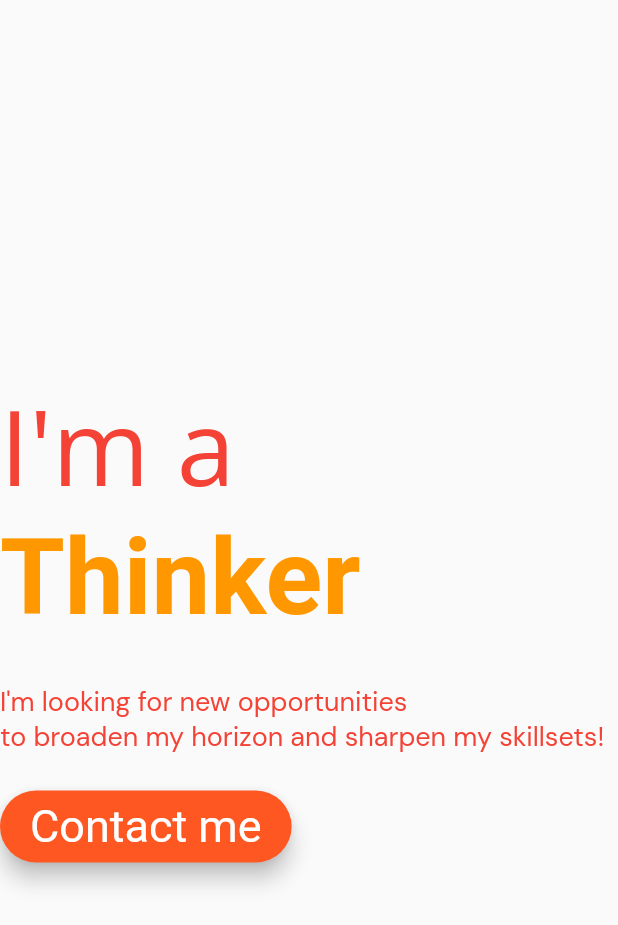
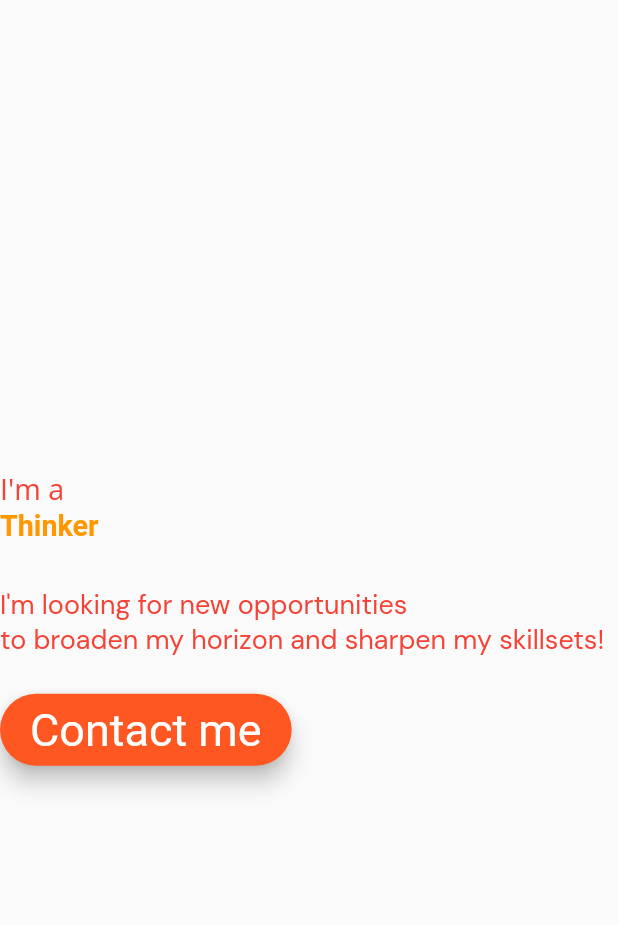
Before and after one commit to lihka1202/Portfolio-Website, a Flutter app: the HeaderBody widget shown alone on an empty page, opened directly, on a phone screen of 412 x 824 dp. Shown: the top 925 px of the screen. Run offline on Flutter 3.47's test engine with Material 2 defaults, Android fonts, the phone set to English and light mode, and no system bars; drawn by our look-alikes of animated_text_kit, auto_size_text; our stand-ins replace font_awesome_flutter, google_fonts, responsive_builder, simple_icons.

Commit message:
Added typespeed sizing

```diff
--- a/lib/Constants.dart
+++ b/lib/Constants.dart
@@ -1,3 +1,4 @@
+// ignore_for_file: public_member_api_docs, sort_constructors_first
 const num kInitWidth = 1507;
 
 class ProjectItems {
--- a/lib/Header/HeaderView.dart
+++ b/lib/Header/HeaderView.dart
@@ -3,6 +3,7 @@ import 'package:flutter/material.dart';
 import 'package:animated_text_kit/animated_text_kit.dart';
 import 'package:google_fonts/google_fonts.dart';
 import 'package:responsive_builder/responsive_builder.dart';
+import 'package:portfolio_website/Constants.dart';
 
 class HeaderView extends StatelessWidget {
   const HeaderView({
@@ -53,6 +54,7 @@ class HeaderBody extends StatelessWidget {
 
   @override
   Widget build(BuildContext context) {
+    final width = MediaQuery.of(context).size.width;
     return Column(
       mainAxisAlignment: MainAxisAlignment.center,
       crossAxisAlignment: CrossAxisAlignment.start,
@@ -60,7 +62,8 @@ class HeaderBody extends StatelessWidget {
         AutoSizeText(
           "I'm a",
           style: GoogleFonts.openSans(
-              fontSize: 70, textStyle: const TextStyle(color: Colors.red)),
+              fontSize: (width / kInitWidth) * 70,
+              textStyle: const TextStyle(color: Colors.red)),
           maxLines: 1,
         ),
 
@@ -68,29 +71,29 @@ class HeaderBody extends StatelessWidget {
         AnimatedTextKit(
           animatedTexts: [
             TyperAnimatedText("Thinker",
-                textStyle: const TextStyle(
+                textStyle: TextStyle(
                     color: Colors.orange,
-                    fontSize: 70,
+                    fontSize: (width / kInitWidth) * 70,
                     fontWeight: FontWeight.bold)),
             TyperAnimatedText("Student",
-                textStyle: const TextStyle(
+                textStyle: TextStyle(
                     color: Colors.yellow,
-                    fontSize: 70,
+                    fontSize: (width / kInitWidth) * 70,
                     fontWeight: FontWeight.bold)),
             TyperAnimatedText("Dreamer",
-                textStyle: const TextStyle(
+                textStyle: TextStyle(
                     color: Colors.green,
-                    fontSize: 70,
+                    fontSize: (width / kInitWidth) * 70,
                     fontWeight: FontWeight.bold)),
             TyperAnimatedText("Developer",
-                textStyle: const TextStyle(
+                textStyle: TextStyle(
                     color: Colors.lightBlue,
-                    fontSize: 70,
+                    fontSize: (width / kInitWidth) * 70,
                     fontWeight: FontWeight.bold)),
             TyperAnimatedText("Engineer",
-                textStyle: const TextStyle(
+                textStyle: TextStyle(
                     color: Colors.white,
-                    fontSize: 70,
+                    fontSize: (width / kInitWidth) * 70,
                     fontWeight: FontWeight.bold)),
           ],
           totalRepeatCount: 1000,
--- a/pubspec.yaml
+++ b/pubspec.yaml
@@ -32,11 +32,14 @@ dependencies:
   cupertino_icons: ^1.0.2
   flutter:
     sdk: flutter
+  font_awesome_flutter: ^10.4.0
   google_fonts: ^4.0.3
   responsive_builder: ^0.6.3
+  simple_icons: ^7.1.0
 
 dev_dependencies:
   animated_text_kit: ^4.2.2
+  auto_size_widget: ^0.0.4
 
   # The "flutter_lints" package below contains a set of recommended lints to
   # encourage good coding practices. The lint set provided by the package is
@@ -60,7 +63,6 @@ flutter:
   # To add assets to your application, add an assets section, like this:
   assets:
     - assets/images/.
-
   # An image asset can refer to one or more resolution-specific "variants", see
   # https://flutter.dev/assets-and-images/#resolution-aware
   # For details regarding adding assets from package dependencies, see
```
Also changed, not shown: lib/Project/ProjectDesktopView.dart (+9 -5 lines), pubspec.lock.
